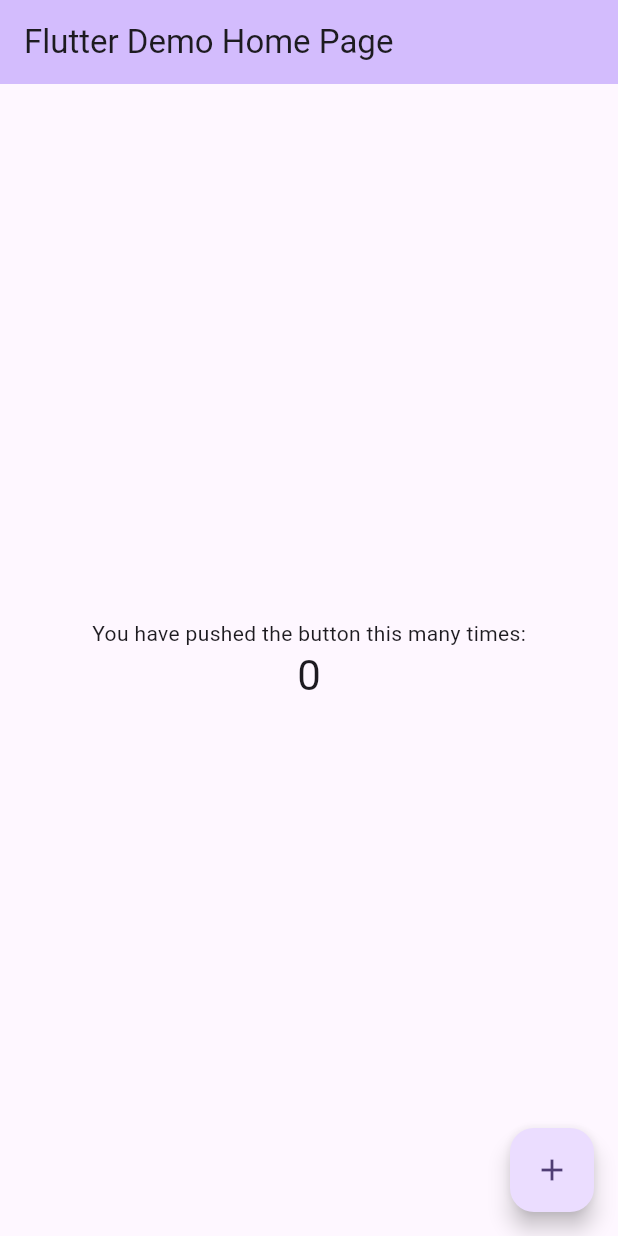
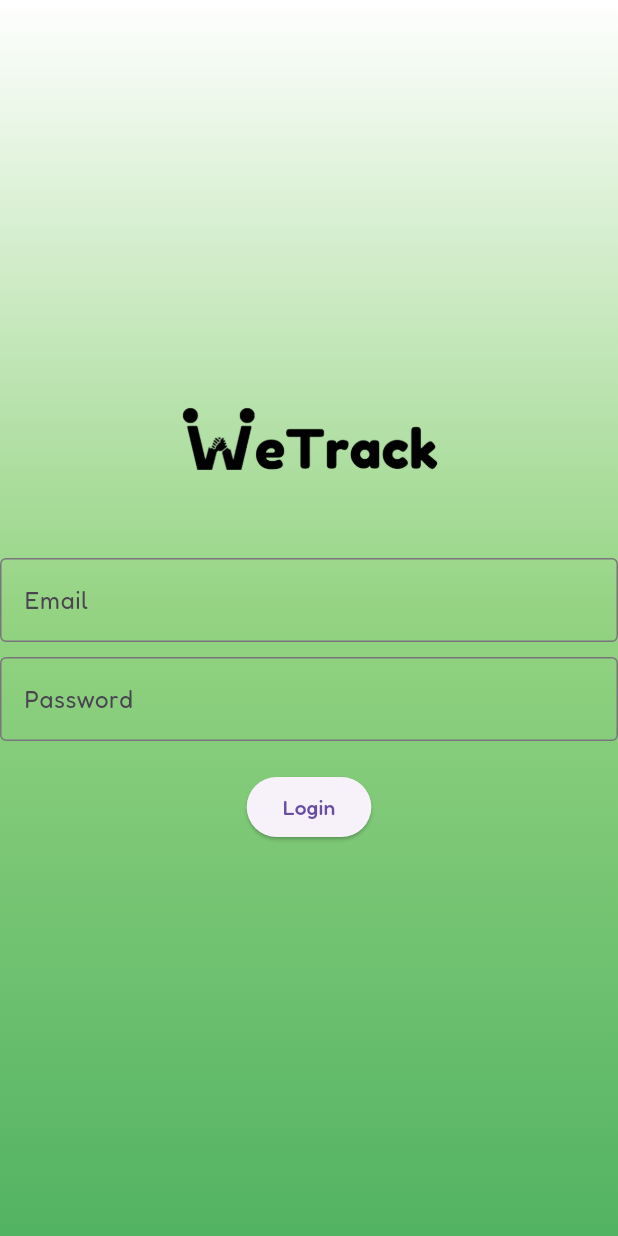
Before and after one commit to gwenchii/weTrack, a Flutter app: the screen it shows after launch, on a phone screen of 412 x 824 dp. Run offline on Flutter 3.47's test engine with Material 3 defaults, Android fonts, the phone set to English and light mode, and no system bars.

Commit message:
Add login page and modify UI for input fields

```diff
--- /dev/null
+++ b/lib/login_page.dart
@@ -0,0 +1,97 @@
+import 'package:flutter/material.dart';
+import 'home_page.dart';
+
+class LoginPage extends StatefulWidget {
+  const LoginPage({super.key});
+
+  @override
+  State<LoginPage> createState() => _LoginPageState();
+}
+
+class _LoginPageState extends State<LoginPage> {
+  final _formKey = GlobalKey<FormState>();
+  final TextEditingController _emailController = TextEditingController();
+  final TextEditingController _passwordController = TextEditingController();
+
+  void _handleLogin() {
+    if (_formKey.currentState!.validate()) {
+      Navigator.pushReplacement(
+        context,
+        MaterialPageRoute(builder: (context) => const HomePage()),
+      );
+    }
+  }
+
+  @override
+  Widget build(BuildContext context) {
+// Background
+    return Scaffold(
+      body: Container(
+        width: double.infinity, // Takes up the entire width
+        height: double.infinity, // Takes up the entire height
+        decoration: const BoxDecoration(
+          gradient: LinearGradient(
+            colors: [
+              Color.fromARGB(255, 255, 255, 255),
+              Color.fromARGB(255, 147, 211, 129),
+              Color.fromARGB(255, 82, 179, 98),
+            ],
+            begin: Alignment.topCenter,
+            end: Alignment.bottomCenter,
+          ),
+        ),
+
+        child: Form(
+          key: _formKey,
+          child: Column(
+            mainAxisAlignment: MainAxisAlignment.center,
+            children: [
+              Image.asset(
+                'photos/app_logo.png',
+                width: 180,
+              ),
+              const SizedBox(height: 50),
+              TextFormField(
+                controller: _emailController,
+                decoration: const InputDecoration(
+                  labelText: 'Email',
+                  border: OutlineInputBorder(),
+                ),
+                keyboardType: TextInputType.emailAddress,
+                validator: (value) {
+                  if (value == null || value.isEmpty) {
+                    return 'Please enter your email';
+                  }
+                  return null;
+                },
+              ),
+              const SizedBox(
+                height: 10,
+                width: 5,
+              ),
+              TextFormField(
+                controller: _passwordController,
+                decoration: const InputDecoration(
+                  labelText: 'Password',
+                  border: OutlineInputBorder(),
+                ),
+                obscureText: true,
+                validator: (value) {
+                  if (value == null || value.isEmpty) {
+                    return 'Please enter your password';
+                  }
+                  return null;
+                },
+              ),
+              const SizedBox(height: 20),
+              ElevatedButton(
+                onPressed: _handleLogin,
+                child: const Text('Login'),
+              ),
+            ],
+          ),
+        ),
+      ),
+    );
+  }
+}
--- a/lib/main.dart
+++ b/lib/main.dart
@@ -1,4 +1,5 @@
 import 'package:flutter/material.dart';
+import 'splash_screen.dart';
 
 void main() {
   runApp(const MyApp());
@@ -7,119 +8,12 @@
 class MyApp extends StatelessWidget {
   const MyApp({super.key});
 
-  // This widget is the root of your application.
   @override
   Widget build(BuildContext context) {
     return MaterialApp(
-      title: 'Flutter Demo',
-      theme: ThemeData(
-        // This is the theme of your application.
-        //
-        // TRY THIS: Try running your application with "flutter run". You'll see
-        // the application has a purple toolbar. Then, without quitting the app,
-        // try changing the seedColor in the colorScheme below to Colors.green
-        // and then invoke "hot reload" (save your changes or press the "hot
-        // reload" button in a Flutter-supported IDE, or press "r" if you used
-        // the command line to start the app).
-        //
-        // Notice that the counter didn't reset back to zero; the application
-        // state is not lost during the reload. To reset the state, use hot
-        // restart instead.
-        //
-        // This works for code too, not just values: Most code changes can be
-        // tested with just a hot reload.
-        colorScheme: ColorScheme.fromSeed(seedColor: Colors.deepPurple),
-        useMaterial3: true,
-      ),
-      home: const MyHomePage(title: 'Flutter Demo Home Page'),
+      theme: ThemeData(fontFamily: 'Fredoka'),
+      home: const SplashScreen(),
+      debugShowCheckedModeBanner: false,
     );
   }
 }
-
-class MyHomePage extends StatefulWidget {
-  const MyHomePage({super.key, required this.title});
-
-  // This widget is the home page of your application. It is stateful, meaning
-  // that it has a State object (defined below) that contains fields that affect
-  // how it looks.
-
-  // This class is the configuration for the state. It holds the values (in this
-  // case the title) provided by the parent (in this case the App widget) and
-  // used by the build method of the State. Fields in a Widget subclass are
-  // always marked "final".
-
-  final String title;
-
-  @override
-  State<MyHomePage> createState() => _MyHomePageState();
-}
-
-class _MyHomePageState extends State<MyHomePage> {
-  int _counter = 0;
-
-  void _incrementCounter() {
-    setState(() {
-      // This call to setState tells the Flutter framework that something has
-      // changed in this State, which causes it to rerun the build method below
-      // so that the display can reflect the updated values. If we changed
-      // _counter without calling setState(), then the build method would not be
-      // called again, and so nothing would appear to happen.
-      _counter++;
-    });
-  }
-
-  @override
-  Widget build(BuildContext context) {
-    // This method is rerun every time setState is called, for instance as done
-    // by the _incrementCounter method above.
-    //
-    // The Flutter framework has been optimized to make rerunning build methods
-    // fast, so that you can just rebuild anything that needs updating rather
-    // than having to individually change instances of widgets.
-    return Scaffold(
-      appBar: AppBar(
-        // TRY THIS: Try changing the color here to a specific color (to
-        // Colors.amber, perhaps?) and trigger a hot reload to see the AppBar
-        // change color while the other colors stay the same.
-        backgroundColor: Theme.of(context).colorScheme.inversePrimary,
-        // Here we take the value from the MyHomePage object that was created by
-        // the App.build method, and use it to set our appbar title.
-        title: Text(widget.title),
-      ),
-      body: Center(
-        // Center is a layout widget. It takes a single child and positions it
-        // in the middle of the parent.
-        child: Column(
-          // Column is also a layout widget. It takes a list of children and
-          // arranges them vertically. By default, it sizes itself to fit its
-          // children horizontally, and tries to be as tall as its parent.
-          //
-          // Column has various properties to control how it sizes itself and
-          // how it positions its children. Here we use mainAxisAlignment to
-          // center the children vertically; the main axis here is the vertical
-          // axis because Columns are vertical (the cross axis would be
-          // horizontal).
-          //
-          // TRY THIS: Invoke "debug painting" (choose the "Toggle Debug Paint"
-          // action in the IDE, or press "p" in the console), to see the
-          // wireframe for each widget.
-          mainAxisAlignment: MainAxisAlignment.center,
-          children: <Widget>[
-            const Text(
-              'You have pushed the button this many times:',
-            ),
-            Text(
-              '$_counter',
-              style: Theme.of(context).textTheme.headlineMedium,
-            ),
-          ],
-        ),
-      ),
-      floatingActionButton: FloatingActionButton(
-        onPressed: _incrementCounter,
-        tooltip: 'Increment',
-        child: const Icon(Icons.add),
-      ), // This trailing comma makes auto-formatting nicer for build methods.
-    );
-  }
-}
```
Also changed, not shown: lib/home_page.dart (added, +17 -0 lines), lib/splash_screen.dart (added, +54 -0 lines), pubspec.yaml (+10 -12 lines), fonts/Fredoka-Bold.ttf (added), fonts/Fredoka-Regular.ttf (added), photos/app_logo.png (added), photos/logo.png (added).
